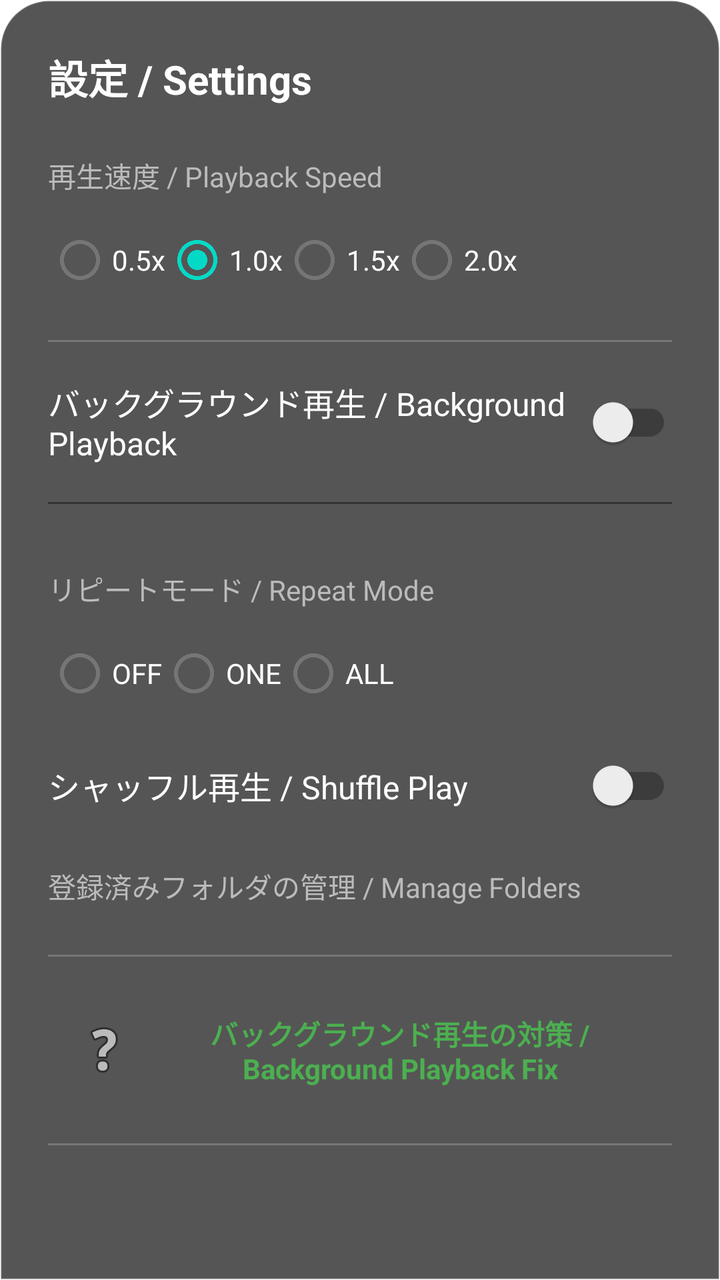
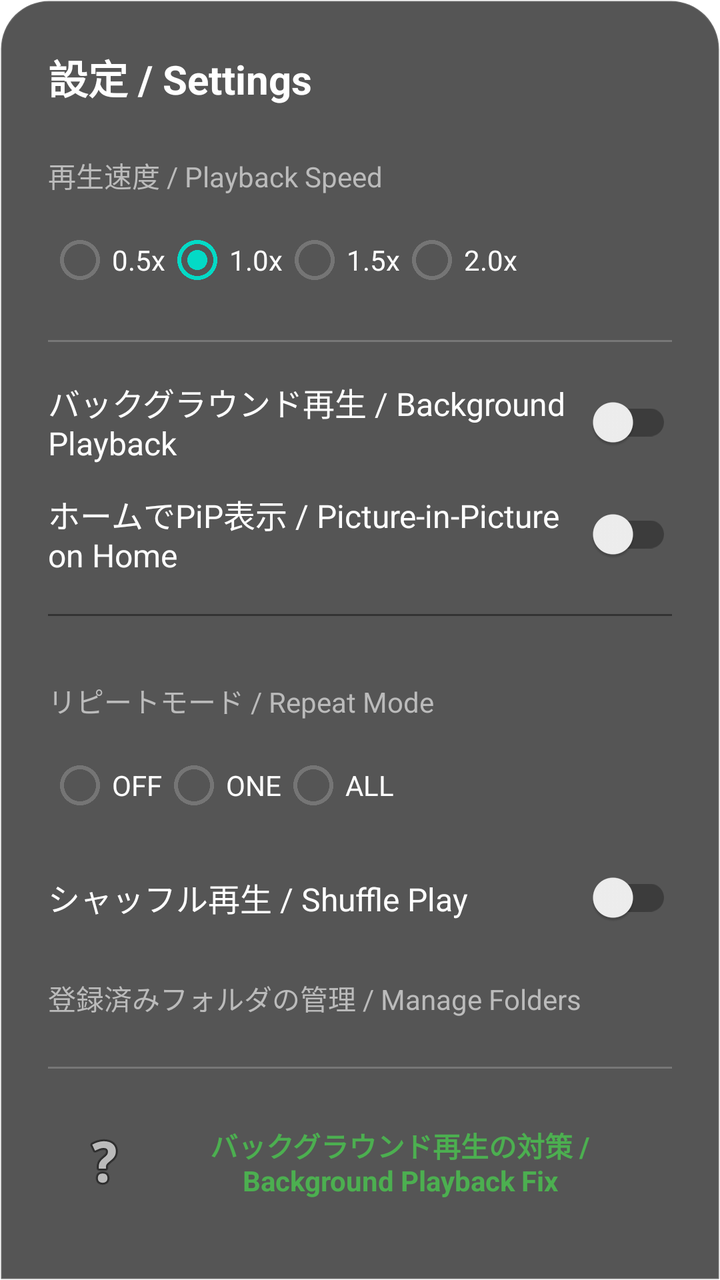

Screens rendered from an Android XML layout before and after an edit, with the pre-edit source and the edit as a unified diff.
<!-- AndroidManifest.xml: application theme Theme.VideoPlayer -->
<!-- res/layout/dialog_settings.xml -->
<?xml version="1.0" encoding="utf-8"?>
<LinearLayout xmlns:android="http://schemas.android.com/apk/res/android"
    android:layout_width="match_parent"
    android:layout_height="wrap_content"
    android:orientation="vertical"
    android:padding="24dp"
    android:background="@drawable/bg_dialog_glass">

    <TextView
        android:layout_width="wrap_content"
        android:layout_height="wrap_content"
        android:text="@string/settings_title"
        android:textColor="#FFFFFF"
        android:textSize="20sp"
        android:textStyle="bold"
        android:layout_marginBottom="24dp" />

    <TextView
        android:layout_width="wrap_content"
        android:layout_height="wrap_content"
        android:text="@string/playback_speed"
        android:textColor="#BBBBBB"
        android:layout_marginBottom="8dp" />

    <RadioGroup
        android:id="@+id/rg_speed"
        android:layout_width="match_parent"
        android:layout_height="wrap_content"
        android:orientation="horizontal">
        <RadioButton android:layout_width="wrap_content" android:layout_height="wrap_content" android:text="0.5x" android:textColor="#FFFFFF" />
        <RadioButton android:layout_width="wrap_content" android:layout_height="wrap_content" android:text="1.0x" android:textColor="#FFFFFF" android:checked="true" />
        <RadioButton android:layout_width="wrap_content" android:layout_height="wrap_content" android:text="1.5x" android:textColor="#FFFFFF" />
        <RadioButton android:layout_width="wrap_content" android:layout_height="wrap_content" android:text="2.0x" android:textColor="#FFFFFF" />
    </RadioGroup>

    <View android:layout_width="match_parent" android:layout_height="1dp" android:background="#33FFFFFF" android:layout_marginVertical="16dp" />

    <LinearLayout
        android:layout_width="match_parent"
        android:layout_height="wrap_content"
        android:orientation="horizontal"
        android:gravity="center_vertical">
        <TextView
            android:layout_width="0dp"
            android:layout_height="wrap_content"
            android:layout_weight="1"
            android:text="@string/background_play"
            android:textColor="#FFFFFF"
            android:textSize="16sp" />
        <androidx.appcompat.widget.SwitchCompat
            android:id="@+id/sw_background_play"
            android:layout_width="wrap_content"
            android:layout_height="wrap_content" />
    </LinearLayout>

    <View android:layout_width="match_parent" android:layout_height="1dp" android:background="#333333" android:layout_marginVertical="16dp" />

        <TextView
            android:layout_width="wrap_content"
            android:layout_height="wrap_content"
            android:text="@string/repeat_mode"
            android:textColor="#BBBBBB"
            android:layout_marginTop="16dp"
            android:layout_marginBottom="8dp" />

        <RadioGroup
            android:id="@+id/rg_repeat_mode"
            android:layout_width="match_parent"
            android:layout_height="wrap_content"
            android:orientation="horizontal">
            <RadioButton android:layout_width="wrap_content" android:layout_height="wrap_content" android:text="OFF" android:textColor="#FFFFFF" />
            <RadioButton android:layout_width="wrap_content" android:layout_height="wrap_content" android:text="ONE" android:textColor="#FFFFFF" />
            <RadioButton android:layout_width="wrap_content" android:layout_height="wrap_content" android:text="ALL" android:textColor="#FFFFFF" />
        </RadioGroup>

        <LinearLayout
            android:layout_width="match_parent"
            android:layout_height="wrap_content"
            android:orientation="horizontal"
            android:gravity="center_vertical"
            android:layout_marginTop="8dp">
            <TextView
                android:layout_width="0dp"
                android:layout_height="wrap_content"
                android:layout_weight="1"
                android:text="@string/shuffle_play"
                android:textColor="#FFFFFF"
                android:textSize="16sp" />
            <androidx.appcompat.widget.SwitchCompat
                android:id="@+id/sw_shuffle"
                android:layout_width="wrap_content"
                android:layout_height="wrap_content" />
        </LinearLayout>

    <TextView
        android:layout_width="wrap_content"
        android:layout_height="wrap_content"
        android:text="@string/manage_folders"
        android:textColor="#BBBBBB"
        android:layout_marginTop="16dp"
        android:layout_marginBottom="8dp" />

    <androidx.recyclerview.widget.RecyclerView
        android:id="@+id/rv_folders"
        android:layout_width="match_parent"
        android:layout_height="wrap_content"
        android:maxHeight="160dp" />

    <View android:layout_width="match_parent" android:layout_height="1dp" android:background="#33FFFFFF" android:layout_marginVertical="16dp" />

        <TextView
            android:id="@+id/btn_troubleshooting"
            android:layout_width="match_parent"
            android:layout_height="wrap_content"
            android:text="@string/bg_troubleshooting_label"
            android:textColor="#4CAF50"
            android:textSize="14sp"
            android:textStyle="bold"
            android:gravity="center"
            android:padding="12dp"
            android:background="?attr/selectableItemBackground"
            android:drawableStart="@android:drawable/ic_menu_help"
            android:drawablePadding="8dp" />

        <View android:layout_width="match_parent" android:layout_height="1dp" android:background="#33FFFFFF" android:layout_marginVertical="16dp" />

        <LinearLayout
            android:id="@+id/btn_sleep_timer"
            android:layout_width="match_parent"
            android:layout_height="wrap_content"
            android:orientation="horizontal"
            android:gravity="center_vertical"
            android:padding="12dp"
            android:background="?attr/selectableItemBackground">
            <TextView
                android:layout_width="0dp"
                android:layout_height="wrap_content"
                android:layout_weight="1"
                android:text="おやすみタイマー / Sleep Timer"
                android:textColor="#FFFFFF"
                android:textSize="16sp" />
            <TextView
                android:id="@+id/tv_sleep_timer_value"
                android:layout_width="wrap_content"
                android:layout_height="wrap_content"
                android:text="OFF"
                android:textColor="#BBBBBB" />
        </LinearLayout>

        <View android:layout_width="match_parent" android:layout_height="1dp" android:background="#33FFFFFF" android:layout_marginVertical="16dp" />

        <TextView
            android:id="@+id/btn_battery_optimization"
            android:layout_width="match_parent"
            android:layout_height="wrap_content"
            android:text="バッテリー制限の解除 / Disable Battery Restrictions"
            android:textColor="#FF9800"
            android:textSize="14sp"
            android:textStyle="bold"
            android:gravity="center"
            android:padding="12dp"
            android:background="?attr/selectableItemBackground"
            android:drawableStart="@android:drawable/ic_lock_idle_low_battery"
            android:drawablePadding="8dp" />

</LinearLayout>
<!-- resources referenced by this layout -->
<resources>
  <!-- drawable bg_dialog_glass (drawable) -->
  <?xml version="1.0" encoding="utf-8"?>
  <shape xmlns:android="http://schemas.android.com/apk/res/android">
      <solid android:color="@color/glass_black" />
      <corners android:topLeftRadius="24dp" android:topRightRadius="24dp" />
      <stroke android:width="1dp" android:color="#20FFFFFF" />
  </shape>
  <string name="background_play">バックグラウンド再生 / Background Playback</string>
  <string name="bg_troubleshooting_label">バックグラウンド再生の対策 / Background Playback Fix</string>
  <string name="manage_folders">登録済みフォルダの管理 / Manage Folders</string>
  <string name="playback_speed">再生速度 / Playback Speed</string>
  <string name="repeat_mode">リピートモード / Repeat Mode</string>
  <string name="settings_title">設定 / Settings</string>
  <string name="shuffle_play">シャッフル再生 / Shuffle Play</string>
  <style name="Theme.VideoPlayer" parent="Theme.MaterialComponents.DayNight.NoActionBar">
          <item name="colorPrimary">@color/vivid_purple</item>
          <item name="android:statusBarColor">@color/vivid_gradient_start</item>
      </style>
  <color name="glass_black">#AA000000</color>
  <color name="vivid_purple">#9C27B0</color>
  <color name="vivid_gradient_start">#6A1B9A</color>
</resources>

<!-- the commit's change to res/layout/dialog_settings.xml (unified diff, before → after) -->
@@ -49,6 +49,25 @@
             android:textSize="16sp" />
         <androidx.appcompat.widget.SwitchCompat
             android:id="@+id/sw_background_play"
+            android:layout_width="wrap_content"
+            android:layout_height="wrap_content" />
+    </LinearLayout>
+
+    <LinearLayout
+        android:layout_width="match_parent"
+        android:layout_height="wrap_content"
+        android:orientation="horizontal"
+        android:gravity="center_vertical"
+        android:layout_marginTop="8dp">
+        <TextView
+            android:layout_width="0dp"
+            android:layout_height="wrap_content"
+            android:layout_weight="1"
+            android:text="@string/auto_pip"
+            android:textColor="#FFFFFF"
+            android:textSize="16sp" />
+        <androidx.appcompat.widget.SwitchCompat
+            android:id="@+id/sw_auto_pip"
             android:layout_width="wrap_content"
             android:layout_height="wrap_content" />
     </LinearLayout>
<!-- resource entries referenced after the edit -->
@@ -7,6 +7,7 @@
       <corners android:topLeftRadius="24dp" android:topRightRadius="24dp" />
       <stroke android:width="1dp" android:color="#20FFFFFF" />
   </shape>
+  <string name="auto_pip">ホームでPiP表示 / Picture-in-Picture on Home</string>
   <string name="background_play">バックグラウンド再生 / Background Playback</string>
   <string name="bg_troubleshooting_label">バックグラウンド再生の対策 / Background Playback Fix</string>
   <string name="manage_folders">登録済みフォルダの管理 / Manage Folders</string>
